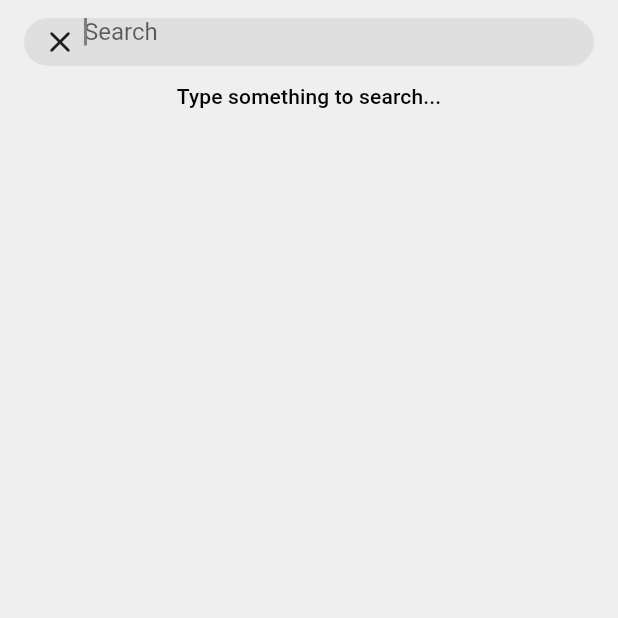
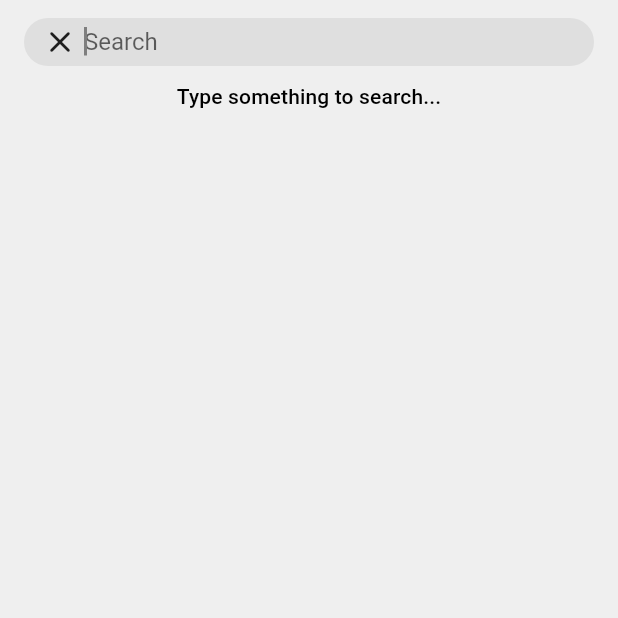
Before and after one commit to SileDev/movies_app, a Flutter app: the screen it shows after launch, after a tap on "Search", on a phone screen of 412 x 824 dp, the top half of it. Run offline on Flutter 3.47's test engine with Material 2 defaults, Android fonts, the phone set to English and light mode, and no system bars; our stand-ins replace get; network calls fail.

Commit message:
Correciones finales

```diff
--- a/lib/ui/pages/home_page/home_page.dart
+++ b/lib/ui/pages/home_page/home_page.dart
@@ -107,13 +107,18 @@ class _HomePageState extends State<HomePage> {
                             const Expanded(
                               child: Center(
                                 child: SizedBox(
-                                  height: 24,
+                                  height: 32,
                                   child: TextField(
                                     enabled: false,
+                                    expands: true,
+                                    minLines: null,
+                                    maxLines: null,
                                     decoration: InputDecoration(
                                       hintText: "Search",
                                       border: InputBorder.none,
                                       disabledBorder: null,
+                                      contentPadding:
+                                          EdgeInsets.symmetric(vertical: 6),
                                     ),
                                   ),
                                 ),
--- a/lib/ui/pages/search_page/search_page.dart
+++ b/lib/ui/pages/search_page/search_page.dart
@@ -66,14 +66,19 @@ class _SearchPageState extends State<SearchPage> {
                         Expanded(
                           child: Center(
                             child: SizedBox(
-                              height: 24,
+                              height: 32,
                               child: TextField(
                                 autofocus: true,
-                                maxLines: 1,
+                                expands: true,
+                                minLines: null,
+                                maxLines: null,
                                 decoration: const InputDecoration(
                                   hintText: "Search",
                                   border: InputBorder.none,
                                   disabledBorder: null,
+                                  isDense: true,
+                                  contentPadding:
+                                      EdgeInsets.symmetric(vertical: 6),
                                 ),
                                 onChanged: (value) {
                                   //Se evalua que el valor de busqueda no esté vacio
```
Also changed, not shown: lib/ui/pages/movie_page/movie_page.dart (+4 -3 lines).
